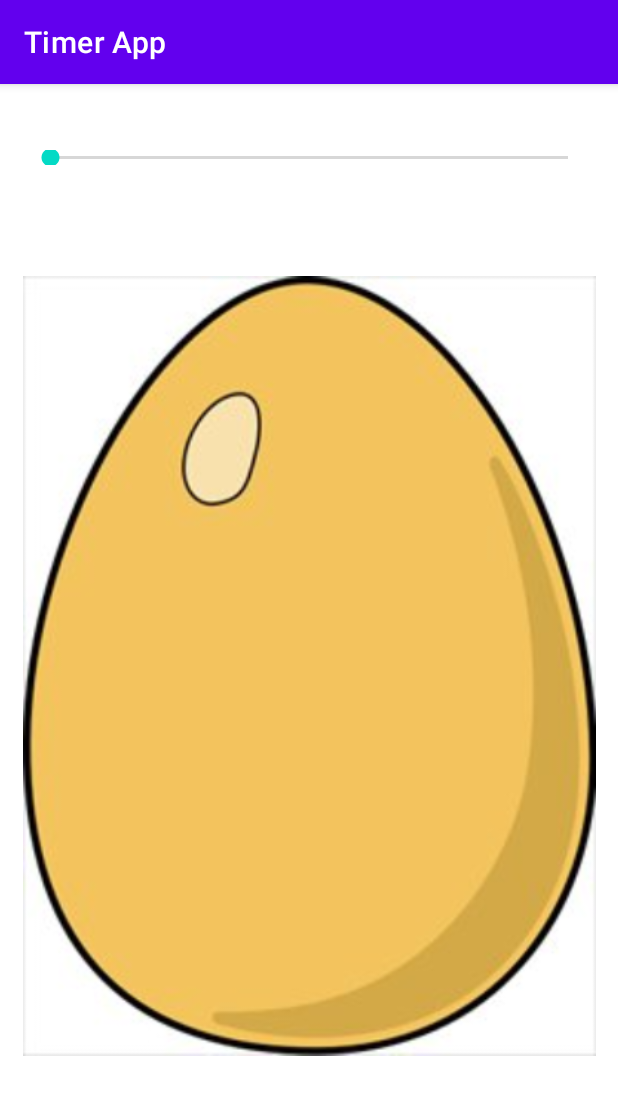
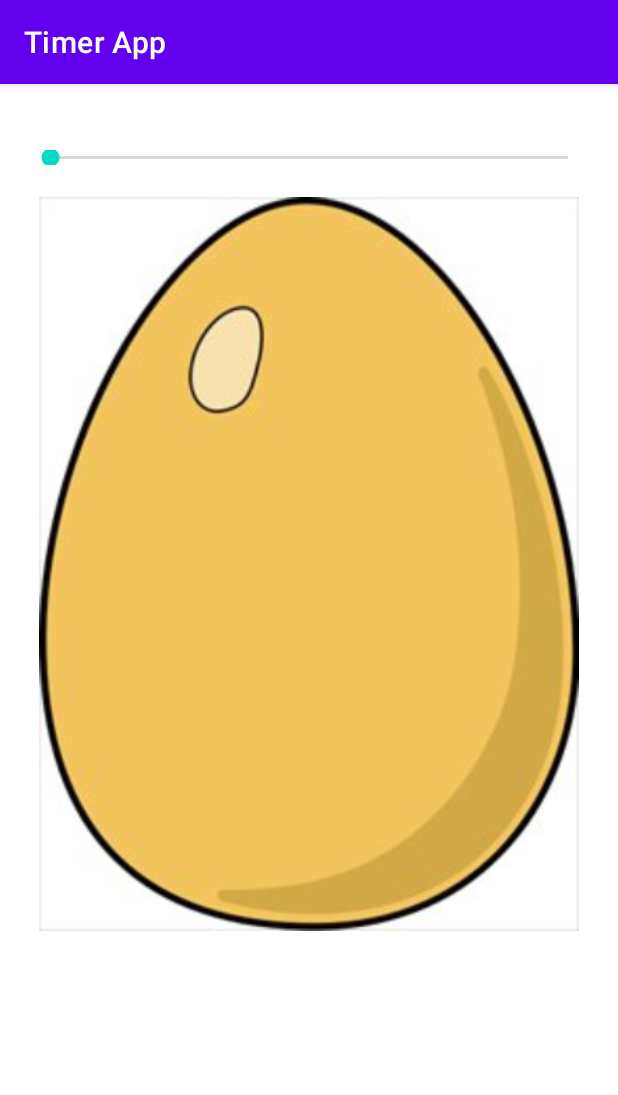
Before and after one commit to satyamgupta0202/Stopwatch, an Android app: the MainActivity screen opened directly, with no data from a screen before it, on a phone screen of 412 x 824 dp. Shown: the top 1095 px of the screen. Run offline under Robolectric (Android 15) with nearby library versions, the phone set to English and light mode, and no system bars.

Commit message:
Basic Layout Set

```diff
--- a/app/src/main/res/layout/activity_main.xml
+++ b/app/src/main/res/layout/activity_main.xml
@@ -8,8 +8,8 @@
 
     <ImageView
         android:id="@+id/imageView"
-        android:layout_width="382dp"
-        android:layout_height="625dp"
+        android:layout_width="369dp"
+        android:layout_height="489dp"
         android:layout_marginStart="20dp"
         android:layout_marginLeft="20dp"
         android:layout_marginTop="75dp"
```
